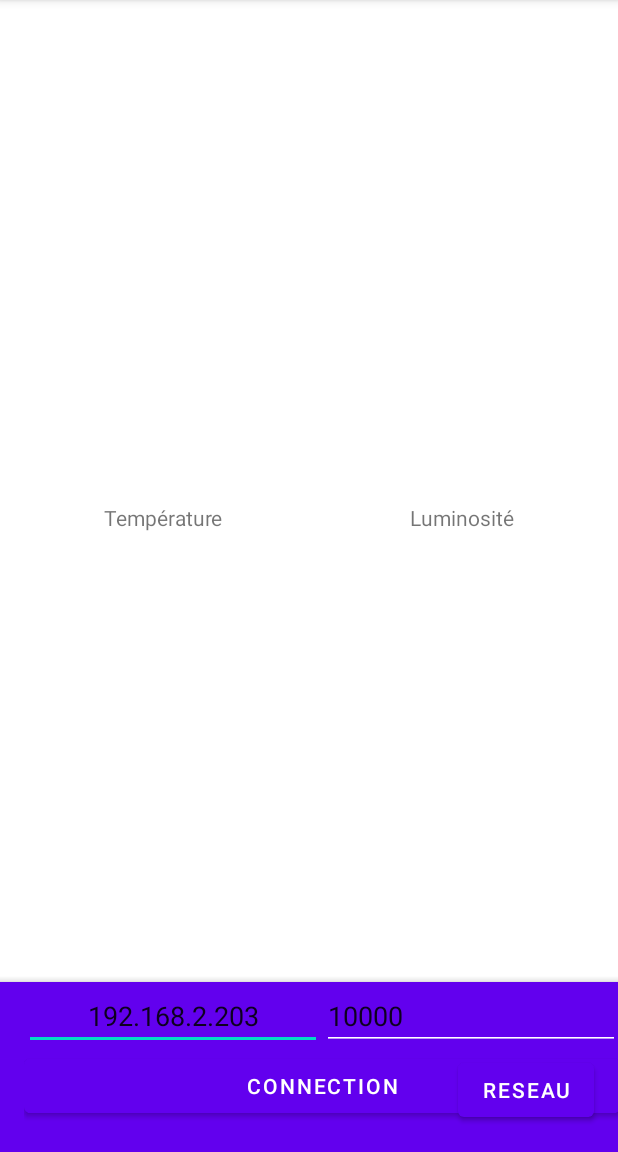
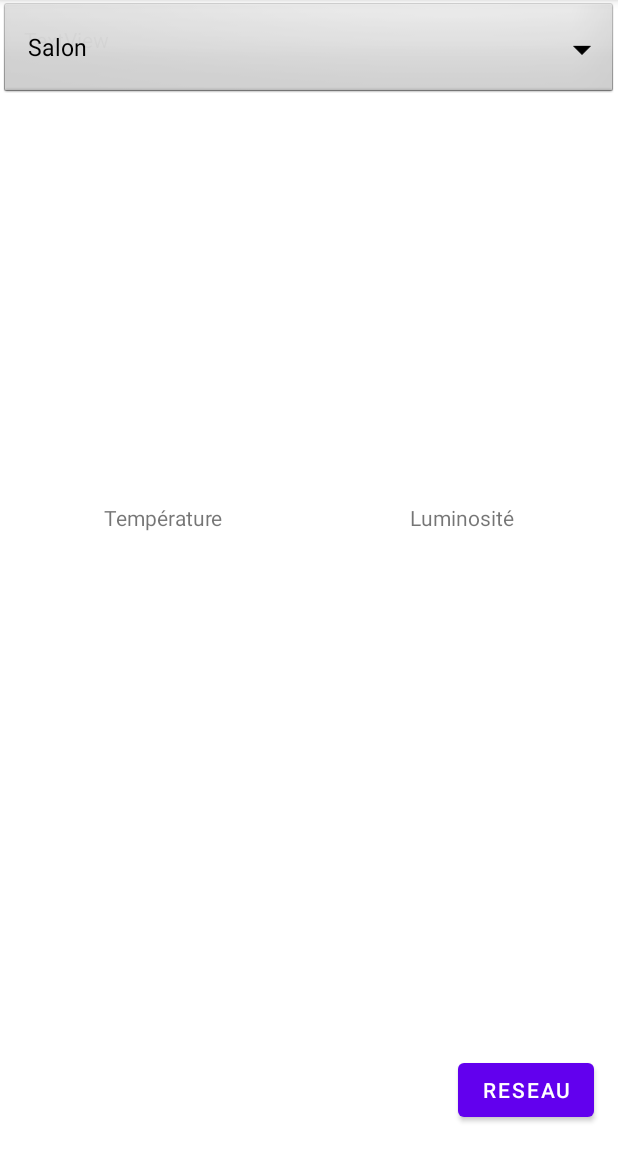
Before and after one commit to Elyspio/s7-iot, an Android app: the screen it shows after launch (MainActivity), on a phone screen of 412 x 824 dp, the part 84-1236 px from its top. Run offline under Robolectric (Android 15) with nearby library versions, the phone set to English and light mode, and no system bars.

Commit message:
Ajout choix piece + verif connection (a retoucher)

```diff
--- a/android/app/src/main/res/layout/activity_main.xml
+++ b/android/app/src/main/res/layout/activity_main.xml
@@ -53,7 +53,7 @@
         android:layout_width="413dp"
         android:layout_height="113dp"
         android:layout_gravity="bottom"
-        android:visibility="visible"
+        android:visibility="invisible"
         app:layout_constraintBottom_toBottomOf="parent"
         tools:layout_editor_absoluteX="-4dp"
         tools:visibility="invisible">
@@ -75,7 +75,7 @@
                     android:ems="10"
                     android:hint="Ip"
                     android:inputType="textPersonName"
-                    android:text="192.168.2.203"
+                    android:text="10.0.2.2"
                     android:textAlignment="center" />
 
                 <EditText
@@ -86,7 +86,7 @@
                     android:ems="10"
                     android:hint="Port"
                     android:inputType="number"
-                    android:text="10000" />
+                    android:text="5000" />
 
             </TableRow>
 
@@ -102,5 +102,41 @@
 
     </com.google.android.material.bottomappbar.BottomAppBar>
 
+    <ToggleButton
+        android:id="@+id/tb_order"
+        android:layout_width="wrap_content"
+        android:layout_height="wrap_content"
+        android:text="ToggleButton"
+        android:textOff="Température"
+        android:textOn="Luminosité"
+        android:visibility="invisible"
+        app:layout_constraintBottom_toBottomOf="@+id/bap_network"
+        app:layout_constraintEnd_toEndOf="parent"
+        app:layout_constraintStart_toStartOf="parent"
+        app:layout_constraintTop_toTopOf="parent"
+        app:layout_constraintVertical_bias="0.672"
+        tools:visibility="invisible" />
+
+    <TextView
+        android:id="@+id/tv_state"
+        android:layout_width="wrap_content"
+        android:layout_height="wrap_content"
+        android:text="TextView"
+        app:layout_constraintBottom_toBottomOf="@+id/bap_network"
+        app:layout_constraintEnd_toEndOf="parent"
+        app:layout_constraintHorizontal_bias="0.045"
+        app:layout_constraintStart_toStartOf="parent"
+        app:layout_constraintTop_toTopOf="parent"
+        app:layout_constraintVertical_bias="0.022" />
+
+    <Spinner
+        android:id="@+id/sp_room"
+        android:layout_width="match_parent"
+        android:layout_height="wrap_content"
+        android:background="@android:drawable/btn_dropdown"
+        android:spinnerMode="dropdown"
+        tools:layout_editor_absoluteX="7dp"
+        tools:layout_editor_absoluteY="62dp" />
+
 
 </androidx.constraintlayout.widget.ConstraintLayout>
```
Also changed, not shown: android/app/src/main/java/com/example/iot_project/MainActivity.java (+80 -15 lines).
